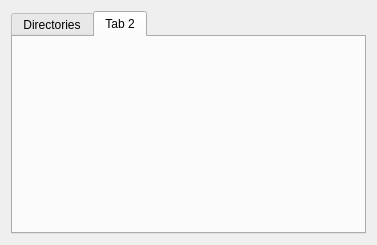
Above: workflow/tools/ui/preferencesdialog.ui from cseyve/piaf before the change. Below: the same form after it.
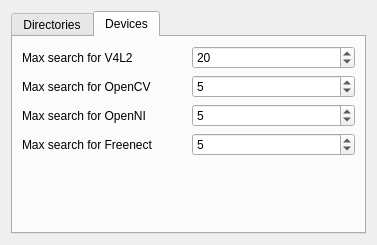
That is the form after the change. The open tabs and pages were chosen to show the change. Icons and pictures are not drawn.

Commit message: Resume implementation of device live acquisition with the workflow

Patch:
```diff
--- a/workflow/tools/ui/preferencesdialog.ui
+++ b/workflow/tools/ui/preferencesdialog.ui
@@ -116,8 +116,91 @@
      </widget>
      <widget class="QWidget" name="tab_2">
       <attribute name="title">
-       <string>Tab 2</string>
+       <string>Devices</string>
       </attribute>
+      <layout class="QGridLayout" name="gridLayout_3">
+       <item row="0" column="0">
+        <widget class="QLabel" name="label">
+         <property name="text">
+          <string>Max search for V4L2</string>
+         </property>
+        </widget>
+       </item>
+       <item row="0" column="1">
+        <widget class="QSpinBox" name="v4l2SpinBox">
+         <property name="toolTip">
+          <string>Max index of search for V4L2 devices</string>
+         </property>
+         <property name="value">
+          <number>20</number>
+         </property>
+        </widget>
+       </item>
+       <item row="1" column="0">
+        <widget class="QLabel" name="label_2">
+         <property name="text">
+          <string>Max search for OpenCV</string>
+         </property>
+        </widget>
+       </item>
+       <item row="1" column="1">
+        <widget class="QSpinBox" name="openCVSpinBox">
+         <property name="toolTip">
+          <string>Max index of search for OpenCV devices</string>
+         </property>
+         <property name="value">
+          <number>5</number>
+         </property>
+        </widget>
+       </item>
+       <item row="2" column="0">
+        <widget class="QLabel" name="label_3">
+         <property name="text">
+          <string>Max search for OpenNI</string>
+         </property>
+        </widget>
+       </item>
+       <item row="2" column="1">
+        <widget class="QSpinBox" name="openNISpinBox">
+         <property name="toolTip">
+          <string>Max index of search for OpenNI devices</string>
+         </property>
+         <property name="value">
+          <number>5</number>
+         </property>
+        </widget>
+       </item>
+       <item row="3" column="0">
+        <widget class="QLabel" name="label_4">
+         <property name="text">
+          <string>Max search for Freenect</string>
+         </property>
+        </widget>
+       </item>
+       <item row="3" column="1">
+        <widget class="QSpinBox" name="freenectSpinBox">
+         <property name="toolTip">
+          <string>Max index of search for Freenect devices</string>
+         </property>
+         <property name="value">
+          <number>5</number>
+         </property>
+        </widget>
+       </item>
+       <item row="4" column="0">
+        <spacer name="verticalSpacer">
+         <property name="orientation">
+          <enum>Qt::Vertical</enum>
+         </property>
+         <property name="sizeHint" stdset="0">
+          <size>
+           <width>20</width>
+           <height>59</height>
+          </size>
+         </property>
+        </spacer>
+       </item>
+      </layout>
      </widget>
     </widget>
    </item>
```
Left out of the diff: 4 changed lines with no effect on the pictures. The commit also changes 19 other files.
